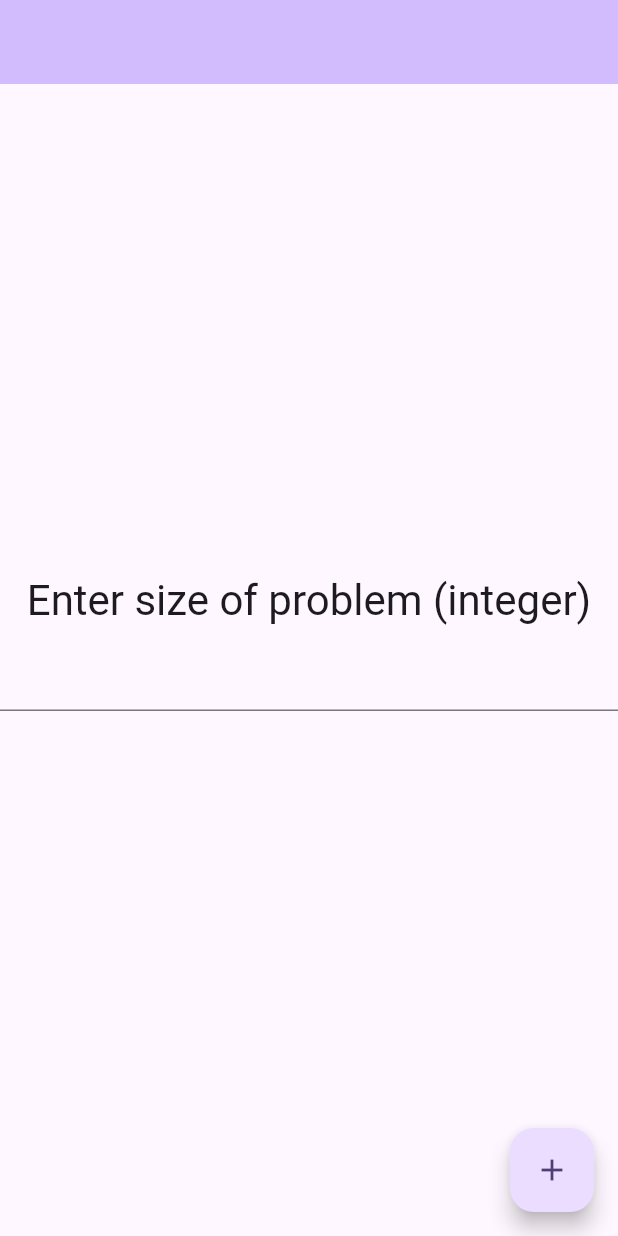
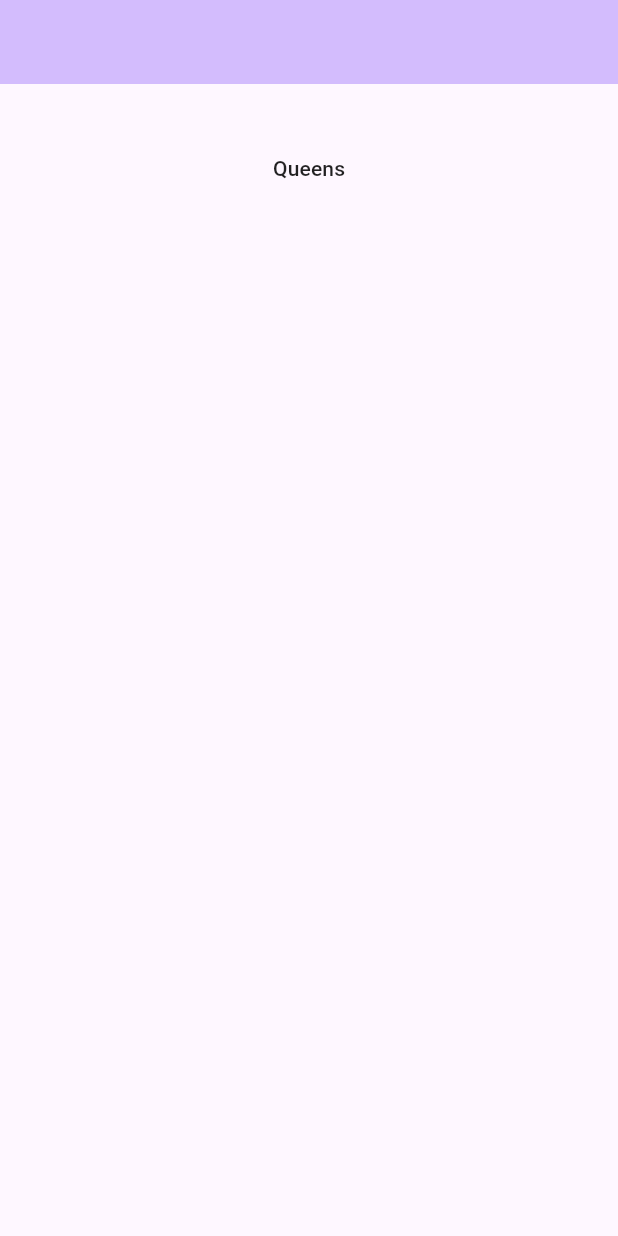
Before and after one commit to P-B1101/problems, a Flutter app: the screen it shows after launch, on a phone screen of 412 x 824 dp. Run offline on Flutter 3.47's test engine with Material 3 defaults, Android fonts, the light colour scheme and no system bars; our stand-ins replace go_router.

Commit message:
update ui

```diff
--- /dev/null
+++ b/lib/backtracking/queens/queens.dart
@@ -0,0 +1,3 @@
+export 'queen_cell.dart';
+export 'queen_problem_solver.dart';
+export 'queens_widgets.dart';
--- a/lib/backtracking/queens/queens_widgets.dart
+++ b/lib/backtracking/queens/queens_widgets.dart
@@ -3,7 +3,7 @@ import 'dart:math' as math;
 import 'package:flutter/material.dart';
 
 import 'queen_cell.dart';
-import 'solve_queen.dart';
+import 'queen_problem_solver.dart';
 
 class QueensWidgets extends StatelessWidget {
   final QueenProblemSolver queen;
--- a/lib/main.dart
+++ b/lib/main.dart
@@ -1,6 +1,7 @@
 import 'package:flutter/material.dart';
-import 'package:problems/backtracking/queens/queens_widgets.dart';
-import 'package:problems/backtracking/queens/solve_queen.dart';
+import 'package:go_router/go_router.dart';
+import 'package:problems/queen_page.dart';
+import 'package:problems/router.dart';
 
 void main() {
   runApp(const MyApp());
@@ -12,74 +13,54 @@ class MyApp extends StatelessWidget {
   // This widget is the root of your application.
   @override
   Widget build(BuildContext context) {
-    return MaterialApp(
+    return MaterialApp.router(
       title: 'Flutter Demo',
       theme: ThemeData(
         colorScheme: ColorScheme.fromSeed(seedColor: Colors.deepPurple),
         useMaterial3: true,
+        pageTransitionsTheme: const PageTransitionsTheme(
+          builders: <TargetPlatform, PageTransitionsBuilder>{
+            TargetPlatform.iOS: CupertinoPageTransitionsBuilder(),
+            TargetPlatform.linux: CupertinoPageTransitionsBuilder(),
+            TargetPlatform.macOS: CupertinoPageTransitionsBuilder(),
+            TargetPlatform.android: CupertinoPageTransitionsBuilder(),
+            TargetPlatform.windows: CupertinoPageTransitionsBuilder(),
+          },
+        ),
       ),
-      home: const MyHomePage(),
+      debugShowCheckedModeBanner: false,
+      routerConfig: AppRouter.appRouting,
     );
   }
 }
 
 class MyHomePage extends StatefulWidget {
-  const MyHomePage({super.key,});
-
+  const MyHomePage({
+    super.key,
+  });
 
   @override
   State<MyHomePage> createState() => _MyHomePageState();
 }
 
 class _MyHomePageState extends State<MyHomePage> {
-  String _counter = '';
-  QueenProblemSolver? _solver;
-
-  void _solveQueen() {
-    final count = int.tryParse(_counter);
-    if (count == null) return;
-    if (_counter == _solver?.size.toString() && _solver != null) {
-      _solver!.solve();
-      return;
-    }
-    setState(() {
-      _solver = QueenProblemSolver(List.generate(
-        count,
-        (index) => List.generate(count, (j) => null),
-      ));
-    });
-  }
-
   @override
   Widget build(BuildContext context) {
     return Scaffold(
       appBar: AppBar(
         backgroundColor: Theme.of(context).colorScheme.inversePrimary,
       ),
-      body: Column(
-        mainAxisAlignment: MainAxisAlignment.center,
-        children: <Widget>[
-          Text(
-            'Enter size of problem (integer)',
-            style: Theme.of(context).textTheme.headlineMedium,
-          ),
-          const SizedBox(height: 8),
-          TextField(
-            onChanged: (value) => _counter = value,
-          ),
-          const SizedBox(height: 24),
-          if (_solver != null)
-            Flexible(
-              child: Padding(
-                padding: const EdgeInsets.all(16),
-                child: QueensWidgets(queen: _solver!),
-              ),
-            )
-        ],
-      ),
-      floatingActionButton: FloatingActionButton(
-        onPressed: _solveQueen,
-        child: const Icon(Icons.add),
+      body: Container(
+        width: double.infinity,
+        padding: const EdgeInsets.symmetric(vertical: 32, horizontal: 24),
+        child: Column(
+          children: <Widget>[
+            MaterialButton(
+              child: const Text('Queens'),
+              onPressed: () => context.goNamed(QueenPage.route),
+            ),
+          ],
+        ),
       ),
     );
   }
--- /dev/null
+++ b/lib/router.dart
@@ -0,0 +1,23 @@
+import 'package:go_router/go_router.dart';
+import 'package:problems/main.dart';
+
+import 'queen_page.dart';
+
+abstract final class AppRouter {
+  static final appRouting = GoRouter(
+    initialLocation: '/',
+    routes: [
+      GoRoute(
+        path: '/',
+        builder: (context, state) => const MyHomePage(),
+        routes: [
+          GoRoute(
+            path: '/${QueenPage.route}',
+            name: QueenPage.route,
+            builder: (context, state) => const QueenPage(),
+          ),
+        ],
+      ),
+    ],
+  );
+}
--- a/pubspec.yaml
+++ b/pubspec.yaml
@@ -35,6 +35,7 @@ dependencies:
   # The following adds the Cupertino Icons font to your application.
   # Use with the CupertinoIcons class for iOS style icons.
   cupertino_icons: ^1.0.8
+  go_router: ^14.4.1
 
 dev_dependencies:
   flutter_test:
```
Also changed, not shown: lib/backtracking/sudoku/sudoku_problem_solver.dart (added, +64 -0 lines), lib/queen_page.dart (added, +82 -0 lines), lib/widget/action_button.dart (added, +19 -0 lines), lib/backtracking/queens/queen_problem_solver.dart (renamed from lib/backtracking/queens/solve_queen.dart), pubspec.lock.
